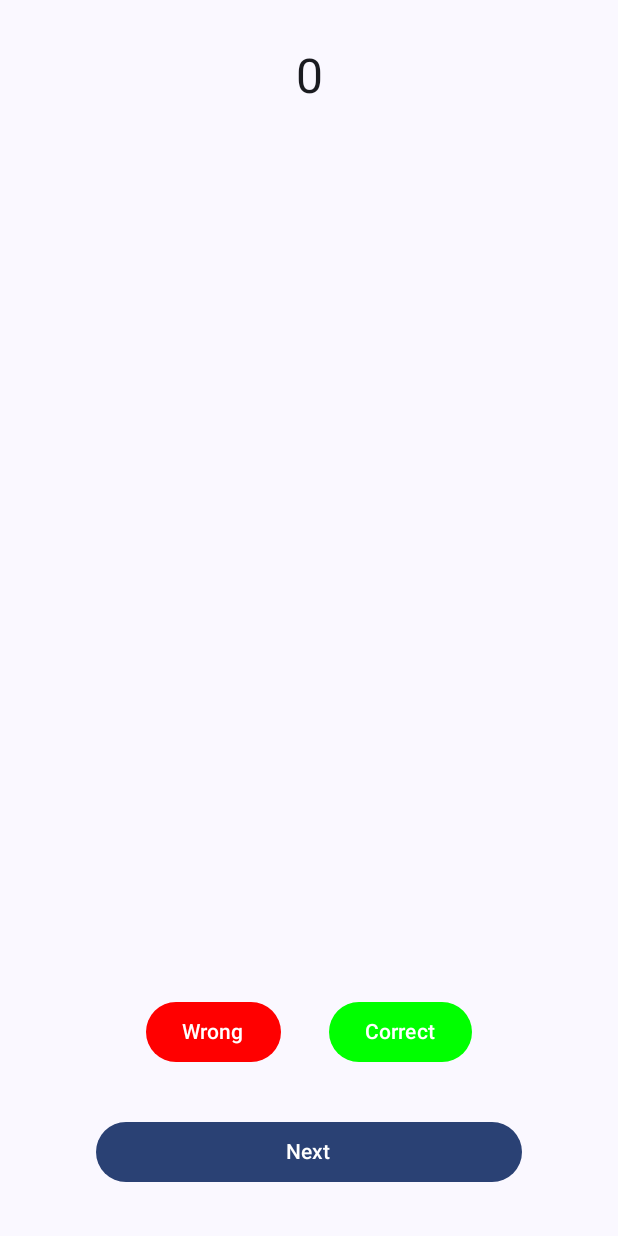
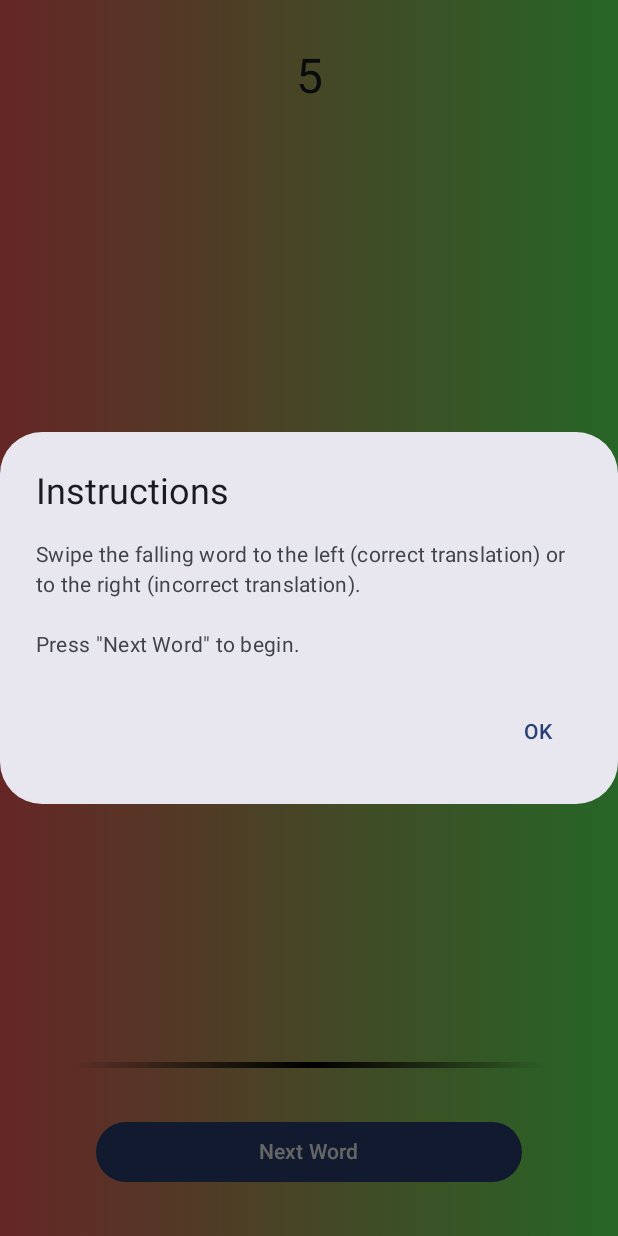
Before and after one commit to otraupe/FallingWord, an Android app built with Jetpack Compose: the screen it shows after launch (MainActivity), on a phone screen of 412 x 824 dp. Run offline under Robolectric (Android 15) with nearby library versions, the phone set to English and light mode, and no system bars; our stand-ins replace Dagger/Hilt's generated code, Timber, livedata-compose.

Commit message:
falling word implemented

```diff
--- /dev/null
+++ b/app/src/main/java/com/otraupe/fallingwords/ui/dialog/InstructionsDialog.kt
@@ -0,0 +1,32 @@
+package com.otraupe.fallingwords.ui.main
+
+import androidx.compose.material3.AlertDialog
+import androidx.compose.material3.Text
+import androidx.compose.material3.TextButton
+import androidx.compose.runtime.Composable
+import androidx.compose.ui.res.stringResource
+import com.otraupe.fallingwords.R
+
+@Composable
+fun InstructionsDialog(visible: Boolean, onDismiss: () -> Unit) {
+    if (visible) {
+        AlertDialog(
+            onDismissRequest = { /* not allowed */ },
+            title = {
+                Text(text = stringResource(id = R.string.ui_instructions_title))
+            },
+            text = {
+                Text(text = stringResource(id = R.string.ui_instructions_body, stringResource(id = R.string.ui_buttons_next_pairing)))
+            },
+            confirmButton = {
+                TextButton(
+                    onClick = {
+                        onDismiss()
+                    }
+                ) {
+                    Text(text = stringResource(id = R.string.ui_instructions_ok))
+                }
+            },
+        )
+    }
+}
--- /dev/null
+++ b/app/src/main/java/com/otraupe/fallingwords/ui/main/FallingWord.kt
@@ -0,0 +1,127 @@
+package com.otraupe.fallingwords.ui.main
+
+import androidx.compose.animation.*
+import androidx.compose.animation.core.FiniteAnimationSpec
+import androidx.compose.animation.core.keyframes
+import androidx.compose.foundation.Image
+import androidx.compose.foundation.background
+import androidx.compose.foundation.layout.*
+import androidx.compose.foundation.shape.CircleShape
+import androidx.compose.material.icons.Icons
+import androidx.compose.material.icons.filled.KeyboardArrowLeft
+import androidx.compose.material.icons.filled.KeyboardArrowRight
+import androidx.compose.material3.MaterialTheme
+import androidx.compose.material3.Text
+import androidx.compose.runtime.Composable
+import androidx.compose.runtime.*
+import androidx.compose.runtime.mutableStateOf
+import androidx.compose.runtime.remember
+import androidx.compose.runtime.saveable.rememberSaveable
+import androidx.compose.ui.Alignment
+import androidx.compose.ui.Modifier
+import androidx.compose.ui.draw.drawWithContent
+import androidx.compose.ui.graphics.Color
+import androidx.compose.ui.res.stringResource
+import androidx.compose.ui.text.style.TextAlign
+import androidx.compose.ui.tooling.preview.Preview
+import androidx.compose.ui.unit.Dp
+import androidx.compose.ui.unit.IntOffset
+import androidx.compose.ui.unit.dp
+import androidx.compose.ui.unit.sp
+import com.otraupe.fallingwords.R
+import com.otraupe.fallingwords.ui.theme.FallingWordsTheme
+
+@Composable
+fun FallingWord(
+    word: String,
+    visible: Boolean,
+    height: Dp,
+    verticalOffsetPx: Int
+) {
+    var drawnWord by rememberSaveable { mutableStateOf(word) }
+    val defaultFontSize = 36.sp
+
+    val textStyleBodyLarge = MaterialTheme.typography.bodyLarge
+    var textStyle by remember { mutableStateOf(textStyleBodyLarge.copy(fontSize = defaultFontSize)) }
+    var readyToDraw by remember { mutableStateOf(false) }
+
+    val animSpecFadeIn: FiniteAnimationSpec<Float> = keyframes {
+        this.durationMillis = 200
+    }
+    val animSpecFadeOut: FiniteAnimationSpec<Float> = keyframes {
+        this.durationMillis = 500
+    }
+
+    // reset text size on new word
+    LaunchedEffect(key1 = word) {
+        textStyle = textStyleBodyLarge.copy(fontSize = defaultFontSize)
+        readyToDraw = false
+        drawnWord = word
+    }
+
+    AnimatedVisibility(
+        modifier = Modifier
+            .offset { IntOffset(0, verticalOffsetPx) },
+        visible = visible,
+        enter = fadeIn(
+            animationSpec = animSpecFadeIn,
+            initialAlpha = 0.0f
+        ),
+        exit = fadeOut(
+            animationSpec = animSpecFadeOut,
+            targetAlpha = 0.0f
+        )
+    ) {
+        Row(
+            modifier = Modifier
+                .fillMaxWidth(.5f)
+                .height(height)
+                .background(shape = CircleShape, color = Color.White),
+            verticalAlignment = Alignment.CenterVertically
+        ) {
+            Image(
+                modifier = Modifier.padding(start = 16.dp, top = 8.dp, bottom = 8.dp),
+                imageVector = Icons.Default.KeyboardArrowLeft,
+                contentDescription = stringResource(id = R.string.ui_cd_response_left)
+            )
+            Text(
+                text = drawnWord,
+                textAlign = TextAlign.Center,
+                style = textStyle,
+                maxLines = 1,
+                softWrap = false,
+                modifier = Modifier
+                    .weight(1f)
+                    .padding(vertical = 8.dp, horizontal = 4.dp)
+                    .drawWithContent {
+                        if (readyToDraw) drawContent()
+                    },
+                onTextLayout = { textLayoutResult ->
+                    if (textLayoutResult.didOverflowWidth || textLayoutResult.didOverflowHeight) {
+                        textStyle = textStyle.copy(fontSize = textStyle.fontSize * 0.9)
+                    } else {
+                        readyToDraw = true
+                    }
+                }
+            )
+            Image(
+                modifier = Modifier.padding(end = 16.dp, top = 8.dp, bottom = 8.dp),
+                imageVector = Icons.Default.KeyboardArrowRight,
+                contentDescription = stringResource(id = R.string.ui_cd_response_left)
+            )
+        }
+    }
+}
+
+@Preview(showBackground = false)
+@Composable
+fun FallingWordPreview() {
+    FallingWordsTheme {
+        FallingWord(
+            word = "frase muy larga en español",
+            visible = true,
+            height = 48.dp,
+            verticalOffsetPx = 0f.toInt()
+        )
+    }
+}
--- a/app/src/main/java/com/otraupe/fallingwords/ui/main/MainActivity.kt
+++ b/app/src/main/java/com/otraupe/fallingwords/ui/main/MainActivity.kt
@@ -1,30 +1,14 @@
 package com.otraupe.fallingwords.ui.main
 
 import android.os.Bundle
-import android.os.CountDownTimer
 import androidx.activity.ComponentActivity
 import androidx.activity.compose.setContent
-import androidx.compose.foundation.layout.*
-import androidx.compose.material3.*
-import androidx.compose.runtime.Composable
-import androidx.compose.runtime.*
-import androidx.compose.runtime.livedata.observeAsState
-import androidx.compose.runtime.mutableStateOf
-import androidx.compose.runtime.saveable.rememberSaveable
+import androidx.compose.foundation.layout.fillMaxSize
+import androidx.compose.material3.MaterialTheme
+import androidx.compose.material3.Surface
 import androidx.compose.ui.Modifier
-import androidx.compose.ui.graphics.Color
-import androidx.compose.ui.platform.LocalContext
-import androidx.compose.ui.res.stringResource
-import androidx.compose.ui.text.style.TextAlign
-import androidx.compose.ui.tooling.preview.Preview
-import androidx.compose.ui.unit.dp
-import androidx.compose.ui.unit.sp
-import androidx.lifecycle.viewmodel.compose.viewModel
-import com.otraupe.fallingwords.R
 import com.otraupe.fallingwords.ui.theme.FallingWordsTheme
 import dagger.hilt.android.AndroidEntryPoint
-import timber.log.Timber
-import kotlin.math.ceil
 
 @AndroidEntryPoint
 class MainActivity : ComponentActivity() {
@@ -43,113 +27,3 @@ class MainActivity : ComponentActivity() {
         }
     }
 }
-
-@Composable
-fun MainComposable() {
-    val viewModel: MainViewModel = viewModel()
-    val uiState by viewModel.uiState.observeAsState()
-
-    val context = LocalContext.current
-    val timerDurationMillis =
-        context.resources.getInteger(R.integer.default_pairings_countdown_millies).toLong()
-
-    // TODO: separate composables
-    // TODO: animate timer (AnimateContent)
-
-    var countDownValue by rememberSaveable { mutableStateOf(timerDurationMillis/1000) }
-    val countDownTimer = object : CountDownTimer(timerDurationMillis, 1000) {
-        override fun onTick(millisUntilFinished: Long) {
-            Timber.d("Current countdown value is $millisUntilFinished")
-            countDownValue = ceil(millisUntilFinished.toDouble()/1000).toLong()
-        }
-        override fun onFinish() {
-            countDownValue = 0
-        }
-    }
-    DisposableEffect(key1 = uiState) {
-        countDownTimer.start()
-        onDispose { // TODO: ???
-            countDownTimer.cancel()
-        }
-    }
-
-    Column(
-        modifier = Modifier.fillMaxSize(),
-        verticalArrangement = Arrangement.Center
-    ) {
-
-        //region Timer
-        Text(
-            modifier = Modifier
-                .fillMaxWidth()
-                .padding(32.dp),
-            text = countDownValue.toString(),
-            textAlign = TextAlign.Center,
-            fontSize = 32.sp
-        )
-        //endregion
-
-        //region Target word
-        Text(
-            modifier = Modifier.fillMaxWidth(),
-            text = uiState?.currentPairing?.text_eng ?: "",
-            textAlign = TextAlign.Center,
-            fontSize = 32.sp
-        )
-        //endregion
-
-        //region Falling word
-        Box(modifier = Modifier
-            .fillMaxWidth()
-            .weight(1f)
-        ) {
-            Text(
-                modifier = Modifier.fillMaxWidth(),
-                text = uiState?.currentPairing?.text_spa ?: "",
-                textAlign = TextAlign.Center,
-                fontSize = 32.sp
-            )
-        }
-        //endregion
-
-        //region Buttons
-        Row(
-            modifier = Modifier.fillMaxWidth(),
-            horizontalArrangement = Arrangement.Center
-        ) {
-            Button(
-                modifier = Modifier.padding(16.dp),
-                onClick = {  },
-                colors = ButtonDefaults.buttonColors(containerColor = Color.Red, contentColor = Color.White)
-            ) {
-                Text(text = stringResource(id = R.string.ui_buttons_pairing_incorrect))
-            }
-            Button(
-                modifier = Modifier.padding(16.dp),
-                onClick = {  },
-                colors = ButtonDefaults.buttonColors(containerColor = Color.Green)
-            ) {
-                Text(text = stringResource(id = R.string.ui_buttons_pairing_correct))
-            }
-        }
-        Button(
-            modifier = Modifier
-                .fillMaxWidth()
-                .padding(start = 64.dp, end = 64.dp, top = 16.dp, bottom = 32.dp),
-            onClick = { viewModel.getNextPairing() }
-        ) {
-            Text(text = stringResource(id = R.string.ui_buttons_next_pairing))
-        }
-        //endregion
-
-    }
-
-}
-
-@Preview(showBackground = true)
-@Composable
-fun DefaultPreview() {
-    FallingWordsTheme {
-        MainComposable()
-    }
-}
--- /dev/null
+++ b/app/src/main/java/com/otraupe/fallingwords/ui/main/MainComposable.kt
@@ -0,0 +1,175 @@
+package com.otraupe.fallingwords.ui.main
+
+import android.os.CountDownTimer
+import androidx.compose.foundation.background
+import androidx.compose.foundation.layout.*
+import androidx.compose.material3.Button
+import androidx.compose.material3.Text
+import androidx.compose.runtime.*
+import androidx.compose.runtime.livedata.observeAsState
+import androidx.compose.runtime.saveable.rememberSaveable
+import androidx.compose.ui.Alignment
+import androidx.compose.ui.Modifier
+import androidx.compose.ui.graphics.Brush
+import androidx.compose.ui.layout.onGloballyPositioned
+import androidx.compose.ui.platform.LocalContext
+import androidx.compose.ui.platform.LocalDensity
+import androidx.compose.ui.res.stringResource
+import androidx.compose.ui.text.style.TextAlign
+import androidx.compose.ui.tooling.preview.Preview
+import androidx.compose.ui.unit.dp
+import androidx.compose.ui.unit.sp
+import androidx.lifecycle.viewmodel.compose.viewModel
+import com.otraupe.fallingwords.R
+import com.otraupe.fallingwords.ui.theme.*
+import kotlin.math.ceil
+
+@Composable
+fun MainComposable() {
+    val viewModel: MainViewModel = viewModel()
+    val uiState by viewModel.uiState.observeAsState()
+
+    var showInstructionsDialog by rememberSaveable { mutableStateOf(false) }
+
+    val density = LocalDensity.current
+    val context = LocalContext.current
+    val timerDurationMillis =
+        context.resources.getInteger(R.integer.default_pairings_countdown_millis).toLong()
+
+    // TODO: animate timer (AnimateContent)
+
+    var currentTranslation by rememberSaveable { mutableStateOf("") }
+    var fallingWordVisible by rememberSaveable { mutableStateOf(false) }
+
+    var playingFieldHeightPx by remember { mutableStateOf(0f) }
+    var fallingWordVerticalOffset by remember { mutableStateOf(0) }
+
+    val fallingWordHeightDp = 48.dp
+    val fallingWordHeightPx = with(density) { fallingWordHeightDp.toPx() }
+
+    var countDownValue by rememberSaveable { mutableStateOf(timerDurationMillis/1000) }
+    val countDownTimer = object : CountDownTimer(timerDurationMillis, 10) {
+        override fun onTick(millisUntilFinished: Long) {
+            countDownValue = ceil(millisUntilFinished.toDouble()/1000).toLong()
+            val fractionLeft = millisUntilFinished.toFloat()/timerDurationMillis
+            fallingWordVerticalOffset = - ((playingFieldHeightPx - fallingWordHeightPx) * fractionLeft).toInt()
+        }
+        override fun onFinish() {
+            countDownValue = 0
+            fallingWordVisible = false
+        }
+    }
+    DisposableEffect(key1 = uiState) {
+        val translatedWord = uiState?.currentPairing?.text_spa
+        if (translatedWord != null) {
+            currentTranslation = translatedWord
+            fallingWordVisible = true
+            countDownTimer.start()
+        }
+        onDispose {
+            countDownTimer.cancel()
+        }
+    }
+
+    Column(
+        modifier = Modifier
+            .fillMaxSize()
+            .background(
+                brush = Brush.horizontalGradient(
+                    colors = listOf(
+                        ColorFalse,
+                        ColorCorrect
+                    )
+                )
+            ),
+        verticalArrangement = Arrangement.Center
+    ) {
+
+        //region Timer
+        Text(
+            modifier = Modifier
+                .fillMaxWidth()
+                .padding(32.dp),
+            text = countDownValue.toString(),
+            textAlign = TextAlign.Center,
+            fontSize = 32.sp
+        )
+        //endregion
+
+        //region Target word
+        Text(
+            modifier = Modifier
+                .fillMaxWidth()
+                .padding(bottom = 32.dp),
+            text = uiState?.currentPairing?.text_eng ?: "",
+            textAlign = TextAlign.Center,
+            fontSize = 32.sp
+        )
+        //endregion
+
+        //region Playing field
+        Column(
+            modifier = Modifier
+                .fillMaxWidth()
+                .weight(1f)
+                .onGloballyPositioned { coordinates ->
+                    playingFieldHeightPx = coordinates.size.height.toFloat()
+                },
+            horizontalAlignment = Alignment.CenterHorizontally,
+            verticalArrangement = Arrangement.Bottom
+        ) {
+            FallingWord(
+                word = currentTranslation,
+                visible = fallingWordVisible,
+                height = fallingWordHeightDp,
+                verticalOffsetPx = fallingWordVerticalOffset
+            )
+        }
+
+        //region bottom end of playing field
+        Box(
+            modifier = Modifier
+                .padding(horizontal = 48.dp)
+                .fillMaxWidth()
+                .height(4.dp)
+                .background(
+                    brush = Brush.horizontalGradient(
+                        0.0f to ColorSeparatorStart,
+                        0.5f to ColorSeparatorCenter,
+                        1.0f to ColorSeparatorStart,
+                        startX = 0f,
+                        endX = Float.POSITIVE_INFINITY
+                    )
+                )
+        )
+        //endregion
+
+        //endregion
+
+        //region Buttons
+        Button(
+            modifier = Modifier
+                .fillMaxWidth()
+                .padding(horizontal = 64.dp, vertical = 32.dp),
+            onClick = { viewModel.getNextPairing() }
+        ) {
+            Text(text = stringResource(id = R.string.ui_buttons_next_pairing))
+        }
+        //endregion
+
+    }
+
+    InstructionsDialog(showInstructionsDialog) { showInstructionsDialog = false}
+
+    LaunchedEffect(Unit) {
+        showInstructionsDialog = true
+    }
+}
+
+@Preview(showBackground = true)
+@Composable
+fun DefaultPreview() {
+    FallingWordsTheme {
+        MainComposable()
+    }
+}
--- a/app/src/main/java/com/otraupe/fallingwords/ui/theme/Color.kt
+++ b/app/src/main/java/com/otraupe/fallingwords/ui/theme/Color.kt
@@ -9,3 +9,9 @@ val Pink80 = Color(0xFFEFB8C8)
 val Purple40 = Color(0xFF6650a4)
 val PurpleGrey40 = Color(0xFF625b71)
 val Pink40 = Color(0xFF7D5260)
+
+val ColorCorrect = Color(0xFF60FF60)
+val ColorFalse = Color(0xFFFF6060)
+
+val ColorSeparatorStart = Color(0x00000000)
+val ColorSeparatorCenter = Color(0xFF000000)
--- a/app/src/main/res/values/integers.xml
+++ b/app/src/main/res/values/integers.xml
@@ -1,4 +1,4 @@
 <?xml version="1.0" encoding="utf-8"?>
 <resources>
-    <integer name="default_pairings_countdown_millies">5000</integer>
+    <integer name="default_pairings_countdown_millis">5000</integer>
 </resources>
--- a/app/src/main/res/values/strings.xml
+++ b/app/src/main/res/values/strings.xml
@@ -4,7 +4,15 @@
     <string name="app_pairings_assets_not_found">Could not find local pairings file, exiting</string>
     <string name="app_pairings_assets_illegal_format">Could not properly parse local pairings file, exiting</string>
 
-    <string name="ui_buttons_next_pairing">Next</string>
-    <string name="ui_buttons_pairing_correct">Correct</string>
-    <string name="ui_buttons_pairing_incorrect">Wrong</string>
+    <string name="ui_instructions_title">Instructions</string>
+    <string name="ui_instructions_body">Swipe the falling word to the left (correct translation) or to the right (incorrect translation).\n\nPress \"%1$s\" to begin.</string>
+    <string name="ui_instructions_ok">OK</string>
+
+    <string name="ui_buttons_next_pairing">Next Word</string>
+
+    <string name="ui_answer_correct">Correct</string>
+    <string name="ui_answer_incorrect">Wrong</string>
+
+    <string name="ui_cd_response_left">Swipe left for wrong</string>
+    <string name="ui_cd_response_right">Swipe right for correct</string>
 </resources>
```
